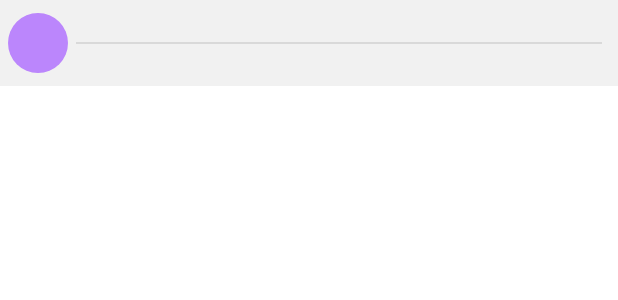
After one commit to paullettuce/Koleo-Stations-Distance-Calculator, an Android app: the layout list_item_station_info.xml on its own in the app's theme, with its tools: preview values and no code run, on a phone screen of 412 x 824 dp. The commit adds this screen. Shown: the top 300 px of the screen. Run offline under Robolectric (Android 15) with nearby library versions, the phone set to English and light mode, and no system bars; network calls fail.

Commit message:
Display stations list.

```diff
--- a/app/src/main/java/pl/paullettuce/android_astarium_interview_app/domain/extensions/Global.kt
+++ /dev/null
@@ -1,6 +0,0 @@
-package pl.paullettuce.android_astarium_interview_app.domain.extensions
-
-import timber.log.Timber
-
-fun Any.logd(message: String, vararg args: Any) = Timber.d(message, args)
-fun Any.loge(t: Throwable) = Timber.e(t)
--- a/app/src/main/java/pl/paullettuce/android_astarium_interview_app/presentation/stations_distance/StationsDistanceContract.kt
+++ b/app/src/main/java/pl/paullettuce/android_astarium_interview_app/presentation/stations_distance/StationsDistanceContract.kt
@@ -16,4 +16,8 @@ interface StationsDistanceContract {
         fun initialize()
         fun dispose()
     }
+
+    interface StationInfoListInteractor {
+        fun onStationInfoListItemClick(item: StationInfo)
+    }
 }
--- a/app/src/main/java/pl/paullettuce/android_astarium_interview_app/presentation/stations_distance/StationsDistancePresenter.kt
+++ b/app/src/main/java/pl/paullettuce/android_astarium_interview_app/presentation/stations_distance/StationsDistancePresenter.kt
@@ -5,7 +5,7 @@ import androidx.lifecycle.MutableLiveData
 import io.reactivex.rxjava3.disposables.CompositeDisposable
 import io.reactivex.rxjava3.kotlin.addTo
 import io.reactivex.rxjava3.kotlin.subscribeBy
-import pl.paullettuce.android_astarium_interview_app.domain.extensions.logd
+import pl.paullettuce.android_astarium_interview_app.domain.extensions.loge
 import pl.paullettuce.android_astarium_interview_app.domain.result.ParsedError
 import pl.paullettuce.android_astarium_interview_app.domain.result.ResultWrapper
 import pl.paullettuce.android_astarium_interview_app.domain.usecase.stations.GetStationsUseCase
@@ -47,8 +47,8 @@ class StationsDistancePresenter
 
     private fun handleError(parsedError: ParsedError) {
         when (parsedError) {
-            is ParsedError.UnknownException -> logd("Unknown exception: ${parsedError.throwable}")
-            is ParsedError.UnknownHttpCode -> logd("Unhandled error code: ${parsedError.httpErrorCode}")
+            is ParsedError.UnknownException -> loge(parsedError.throwable)
+            is ParsedError.UnknownHttpCode -> loge("Unhandled error code: ${parsedError.httpErrorCode}")
             ParsedError.MissingHeader -> view.showErrorMessage("Request is missing header")
             ParsedError.NoConnection -> view.showNoConnectionError()
         }
--- a/app/src/main/java/pl/paullettuce/android_astarium_interview_app/storage/network/ApiService.kt
+++ b/app/src/main/java/pl/paullettuce/android_astarium_interview_app/storage/network/ApiService.kt
@@ -1,16 +1,18 @@
 package pl.paullettuce.android_astarium_interview_app.storage.network
 
 import io.reactivex.rxjava3.core.Flowable
-import io.reactivex.rxjava3.core.Single
 import pl.paullettuce.android_astarium_interview_app.storage.model.AutofillHint
 import pl.paullettuce.android_astarium_interview_app.storage.model.StationInfo
 import retrofit2.http.GET
+import retrofit2.http.Headers
 
 interface ApiService {
 
+    @Headers("X-KOLEO-Version: 1")
     @GET("main/stations")
     fun getStations(): Flowable<List<StationInfo>>
 
+    @Headers("X-KOLEO-Version: 1")
     @GET("main/station_keywords")
     fun getAutofillHints(): Flowable<List<AutofillHint>>
 }
--- a/app/src/main/java/pl/paullettuce/android_astarium_interview_app/storage/repository/StationsRepositoryImpl.kt
+++ b/app/src/main/java/pl/paullettuce/android_astarium_interview_app/storage/repository/StationsRepositoryImpl.kt
@@ -7,7 +7,6 @@ import pl.paullettuce.android_astarium_interview_app.domain.extensions.logd
 import pl.paullettuce.android_astarium_interview_app.domain.extensions.loge
 import pl.paullettuce.android_astarium_interview_app.domain.repository.StationsRepository
 import pl.paullettuce.android_astarium_interview_app.domain.result.ErrorParser
-import pl.paullettuce.android_astarium_interview_app.domain.result.ParsedError
 import pl.paullettuce.android_astarium_interview_app.domain.result.ResultWrapper
 import pl.paullettuce.android_astarium_interview_app.storage.model.StationInfo
 import pl.paullettuce.android_astarium_interview_app.storage.network.ApiService
@@ -19,7 +18,7 @@ class StationsRepositoryImpl(
         return apiService.getStations()
             .doOnSubscribe { Flowable.just(ResultWrapper.loading()) }
             .map {
-                logd("Stations downloaded successfully.\n")
+                logd("Stations downloaded successfully.\n", it)
                 ResultWrapper.success(it)
             }
             .onErrorReturn {
--- /dev/null
+++ b/app/src/main/res/drawable/circle.xml
@@ -0,0 +1,5 @@
+<?xml version="1.0" encoding="utf-8"?>
+<shape
+    xmlns:android="http://schemas.android.com/apk/res/android"
+    android:shape="oval">
+</shape>
--- /dev/null
+++ b/app/src/main/res/layout/list_item_station_info.xml
@@ -0,0 +1,70 @@
+<?xml version="1.0" encoding="utf-8"?>
+<androidx.constraintlayout.widget.ConstraintLayout xmlns:android="http://schemas.android.com/apk/res/android"
+    xmlns:app="http://schemas.android.com/apk/res-auto"
+    android:layout_width="match_parent"
+    android:layout_height="wrap_content"
+    android:background="@color/list_item_stations_info_background"
+    android:padding="@dimen/medium_padding">
+
+    <TextView
+        android:id="@+id/initials"
+        android:layout_width="40dp"
+        android:layout_height="40dp"
+        android:background="@drawable/circle"
+        android:backgroundTint="@color/purple_200"
+        android:textAlignment="gravity"
+        android:gravity="center"
+        android:textColor="@color/white"
+        android:textSize="@dimen/text_size_big"
+        android:textStyle="bold"
+        app:layout_constraintBottom_toBottomOf="parent"
+        app:layout_constraintStart_toStartOf="parent"
+        app:layout_constraintTop_toTopOf="parent" />
+
+    <TextView
+        android:id="@+id/title"
+        android:layout_width="0dp"
+        android:layout_height="wrap_content"
+        android:ellipsize="end"
+        android:gravity="start|center_vertical"
+        android:maxLines="1"
+        android:paddingStart="@dimen/big_padding"
+        android:paddingEnd="@dimen/big_padding"
+        android:textAlignment="gravity"
+        android:textColor="@color/textColor"
+        android:textSize="@dimen/text_size_medium"
+        android:textStyle="bold"
+        app:layout_constraintEnd_toEndOf="parent"
+        app:layout_constraintStart_toEndOf="@id/initials"
+        app:layout_constraintTop_toTopOf="parent" />
+
+    <View
+        android:id="@+id/separator"
+        android:layout_width="0dp"
+        android:layout_height="1dp"
+        android:layout_marginStart="@dimen/medium_padding"
+        android:layout_marginEnd="@dimen/medium_padding"
+        android:background="@color/separator"
+        app:layout_constraintBottom_toBottomOf="parent"
+        app:layout_constraintEnd_toEndOf="parent"
+        app:layout_constraintStart_toEndOf="@id/initials"
+        app:layout_constraintTop_toTopOf="parent" />
+
+    <TextView
+        android:id="@+id/subtitle"
+        android:layout_width="0dp"
+        android:layout_height="wrap_content"
+        android:layout_marginTop="@dimen/small_margin"
+        android:ellipsize="end"
+        android:gravity="start|center_vertical"
+        android:maxLines="1"
+        android:paddingStart="@dimen/big_padding"
+        android:paddingEnd="@dimen/big_padding"
+        android:textAlignment="gravity"
+        android:textColor="@color/textColor75a"
+        android:textSize="@dimen/text_size_mediumsmall"
+        app:layout_constraintEnd_toEndOf="parent"
+        app:layout_constraintStart_toEndOf="@id/initials"
+        app:layout_constraintTop_toBottomOf="@id/separator" />
+
+</androidx.constraintlayout.widget.ConstraintLayout>
--- a/app/src/main/res/values/colors.xml
+++ b/app/src/main/res/values/colors.xml
@@ -7,4 +7,10 @@
     <color name="teal_700">#FF018786</color>
     <color name="black">#FF000000</color>
     <color name="white">#FFFFFFFF</color>
+
+    <color name="textColor">#2B2B2B</color>
+    <color name="textColor75a">#BF2B2B2B</color>
+
+    <color name="list_item_stations_info_background">#F1F1F1</color>
+    <color name="separator">#1A000000</color>
 </resources>
--- /dev/null
+++ b/app/src/main/res/values/dimens.xml
@@ -0,0 +1,14 @@
+<?xml version="1.0" encoding="utf-8"?>
+<resources>
+    <dimen name="text_size_medium">16sp</dimen>
+    <dimen name="text_size_mediumsmall">14sp</dimen>
+
+    <dimen name="small_margin">3dp</dimen>
+    <dimen name="medium_padding">5dp</dimen>
+    <dimen name="big_padding">8dp</dimen>
+
+    <dimen name="recycler_view_item_margin">2dp</dimen>
+
+    <dimen name="list_item_stations_info_height">50dp</dimen>
+    <dimen name="text_size_big">20sp</dimen>
+</resources>
```
Also changed, not shown: app/src/main/java/pl/paullettuce/android_astarium_interview_app/di/presentation/StationsDistanceModule.kt (+11 -0 lines), app/src/main/java/pl/paullettuce/android_astarium_interview_app/domain/extensions/LayoutInflater.kt (added, +10 -0 lines), app/src/main/java/pl/paullettuce/android_astarium_interview_app/domain/extensions/Logging.kt (added, +9 -0 lines), app/src/main/java/pl/paullettuce/android_astarium_interview_app/presentation/stations_distance/StationsDistanceActivity.kt (+32 -1 lines), app/src/main/java/pl/paullettuce/android_astarium_interview_app/presentation/stations_distance/list/RecyclerViewMargin.kt (added, +64 -0 lines), app/src/main/java/pl/paullettuce/android_astarium_interview_app/presentation/stations_distance/list/StationInfoListAdapter.kt (added, +45 -0 lines), app/src/main/res/layout/activity_main.xml (+6 -9 lines).
